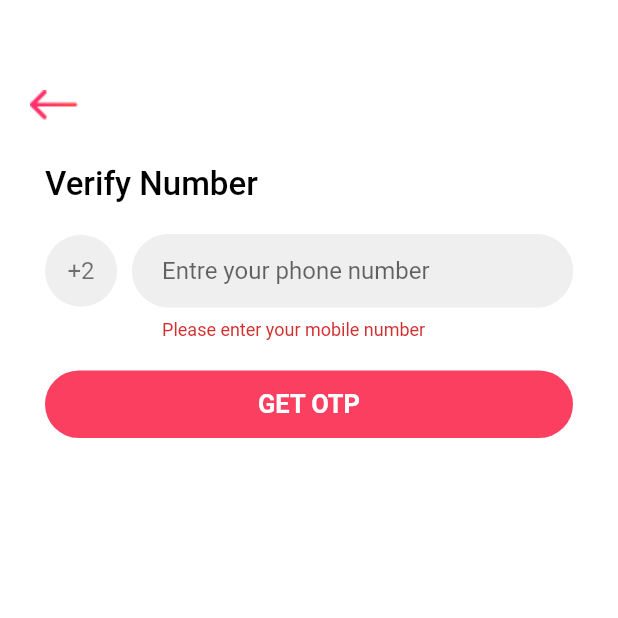
After one commit to Abdelrahman-Elshimy/B-Hero, a Flutter app: the VerifyNumber screen opened directly, after a tap on "GET OTP", on a phone screen of 412 x 824 dp, the top half of it. The commit adds this screen. Run offline on Flutter 3.47's test engine with Material 2 defaults, Android fonts, the phone set to English and light mode, and no system bars; our stand-ins replace font_awesome_flutter, shared_preferences; accounts and stored records are empty.

Commit message:
verify number screen

```diff
--- a/bloodhero/lib/screens/home.dart
+++ b/bloodhero/lib/screens/home.dart
@@ -1,3 +1,4 @@
+import 'package:bloodhero/screens/verify_number.dart';
 import 'package:bloodhero/shared/shared_styles.dart';
 import 'package:bloodhero/util/blood-colors.dart';
 import 'package:flutter/material.dart';
@@ -12,6 +13,7 @@ class _MyHomePageState extends State<MyHomePage> {
   @override
   Widget build(BuildContext context) {
     return Scaffold(
+      backgroundColor: Colors.white,
       body: ListView(
         children: <Widget>[
           // create top section contain the image and color
@@ -115,7 +117,11 @@ class _MyHomePageState extends State<MyHomePage> {
                   width: MediaQuery.of(context).size.width * .7,
                   child: Stack(
                     children: <Widget>[
-                      Container(
+                      GestureDetector(
+                        onTap: (){
+                          Navigator.push(context, MaterialPageRoute(builder: (context) => VerifyNumber()));
+                        },
+                        child: Container(
                           width: MediaQuery.of(context).size.width * .7,
                           padding: EdgeInsets.all(15),
                           decoration: BoxDecoration(
@@ -129,6 +135,7 @@ class _MyHomePageState extends State<MyHomePage> {
                             'Mobile Number',
                             style: TextStyle(fontSize: 16),
                             textAlign: TextAlign.center,
+                          ),
                         ),
                       ),
                       Positioned(
--- /dev/null
+++ b/bloodhero/lib/screens/verify_number.dart
@@ -0,0 +1,162 @@
+import 'package:bloodhero/shared/shared_styles.dart';
+import 'package:bloodhero/util/blood-colors.dart';
+import 'package:flutter/material.dart';
+
+class VerifyNumber extends StatefulWidget {
+  @override
+  _VerifyNumberState createState() => _VerifyNumberState();
+}
+
+class _VerifyNumberState extends State<VerifyNumber> {
+  BloodColors bloodColor = new BloodColors();
+  int _mobileNumber = 0;
+  final _formKey = GlobalKey<FormState>();
+  @override
+  Widget build(BuildContext context) {
+    return Scaffold(
+      backgroundColor: Colors.white,
+      body: Column(
+        mainAxisAlignment: MainAxisAlignment.start,
+        crossAxisAlignment: CrossAxisAlignment.start,
+        children: <Widget>[
+          Container(
+            padding: EdgeInsets.only(top: 60, left: 20),
+            child: GestureDetector(
+              onTap: () {
+                Navigator.pop(context);
+              },
+              child: Container(
+                child: Image.asset('assets/images/left-arrow (4).png'),
+              ),
+            ),
+          ),
+          Padding(
+            padding: const EdgeInsets.only(left: 30, top: 30),
+            child: Text(
+              'Verify Number',
+              style: SharedStyles().mainTitleStyle,
+            ),
+          ),
+          Container(
+            padding: const EdgeInsets.only(left: 30, top: 20),
+            child: Row(
+              crossAxisAlignment: CrossAxisAlignment.start,
+              children: <Widget>[
+                Container(
+                  padding: EdgeInsets.all(15),
+                  decoration: BoxDecoration(
+                    shape: BoxShape.circle,
+                    color: bloodColor.bGrey,
+                  ),
+                  child: Text(
+                    '+2',
+                    style: TextStyle(color: Colors.black54, fontSize: 16),
+                  ),
+                ),
+                SizedBox(
+                  width: 10,
+                ),
+                Expanded(
+                  child: Container(
+                    padding: EdgeInsets.only(right: 30),
+                    child: Form(
+                      key: _formKey,
+                      child: Container(
+                        child: Column(
+                          crossAxisAlignment: CrossAxisAlignment.start,
+                          children: <Widget>[
+                            Container(
+                              child: TextFormField(
+                                decoration: InputDecoration(
+                                  filled: true,
+                                  fillColor: bloodColor.bGrey,
+                                  contentPadding: EdgeInsets.only(
+                                      left: 20, top: 15, bottom: 15),
+                                  hintText: 'Entre your phone number',
+                                  enabledBorder: OutlineInputBorder(
+                                    borderRadius: BorderRadius.circular(30),
+                                    borderSide: BorderSide(
+                                        color: bloodColor.bGrey, width: 5.0),
+                                  ),
+                                  border: OutlineInputBorder(
+                                    borderRadius: BorderRadius.circular(30),
+                                    borderSide: BorderSide(
+                                        color: bloodColor.bGrey, width: 5.0),
+                                  ),
+                                  focusedBorder: OutlineInputBorder(
+                                    borderRadius: BorderRadius.circular(30),
+                                    borderSide: BorderSide(
+                                        color: bloodColor.bGrey, width: 5.0),
+                                  ),
+                                  disabledBorder: OutlineInputBorder(
+                                    borderRadius: BorderRadius.circular(30),
+                                    borderSide: BorderSide(
+                                        color: bloodColor.bGrey, width: 5.0),
+                                  ),
+                                  errorBorder: OutlineInputBorder(
+                                    borderRadius: BorderRadius.circular(30),
+                                    borderSide: BorderSide(
+                                        color: bloodColor.bGrey, width: 5.0),
+                                  ),
+                                  focusedErrorBorder: OutlineInputBorder(
+                                    borderRadius: BorderRadius.circular(30),
+                                    borderSide: BorderSide(
+                                        color: bloodColor.bGrey, width: 5.0),
+                                  ),
+                                ),
+                                validator: (value) {
+                                  if (value.isEmpty) {
+                                    return 'Please enter your mobile number';
+                                  }
+                                  return null;
+                                },
+                                onSaved: (mobileNumber) {
+                                  _mobileNumber = int.parse(mobileNumber);
+                                },
+                                keyboardType: TextInputType.number,
+                              ),
+                            ),
+                          ],
+                        ),
+                      ),
+                    ),
+                  ),
+                ),
+              ],
+            ),
+          ),
+          GestureDetector(
+            onTap: () {
+              if (_formKey.currentState.validate()) {
+                // Scaffold.of(context)
+                //     .showSnackBar(SnackBar(content: Text('Processing Data')));
+                _formKey.currentState.save();
+                print(_mobileNumber);
+              }
+            },
+            child: Container(
+              height: 45,
+              margin: EdgeInsets.only(left: 30, right: 30, top: 20),
+              decoration: BoxDecoration(
+                  borderRadius: BorderRadius.circular(30),
+                  color: bloodColor.mainColor),
+              width: MediaQuery.of(context).size.width,
+              child: Align(
+                alignment: Alignment.center,
+                child: Text(
+                  'GET OTP',
+                  textAlign: TextAlign.center,
+                  style: TextStyle(
+                    color: Colors.white,
+                    fontSize: 17,
+                    fontWeight: FontWeight.w600
+                  ),
+                ),
+              ),
+            ),
+          ),
+        ],
+      ),
+    );
+  }
+}
--- a/bloodhero/lib/util/blood-colors.dart
+++ b/bloodhero/lib/util/blood-colors.dart
@@ -2,4 +2,5 @@ import 'package:flutter/material.dart';
 
 class BloodColors {
  Color mainColor = Color(0xffFB3F61);
+ Color bGrey = Color(0xffEFEFEF);
 }
```
Also changed, not shown: bloodhero/assets/images/left-arrow (4).png. Lines whose indentation alone changed are shown as unchanged.
